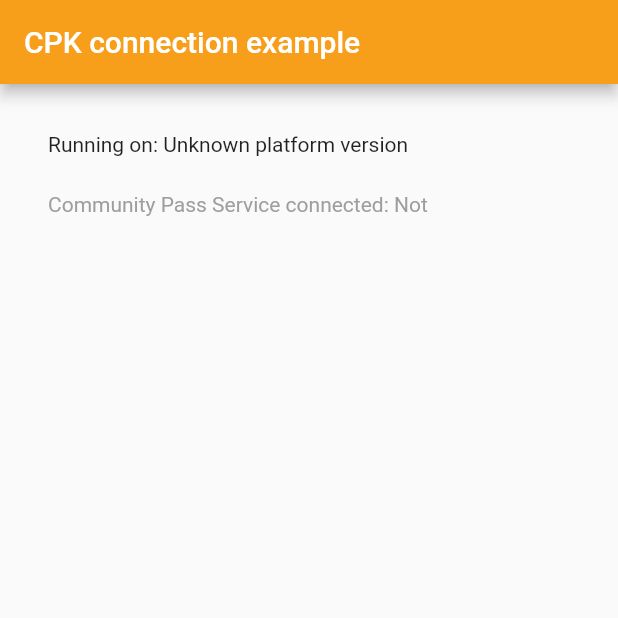
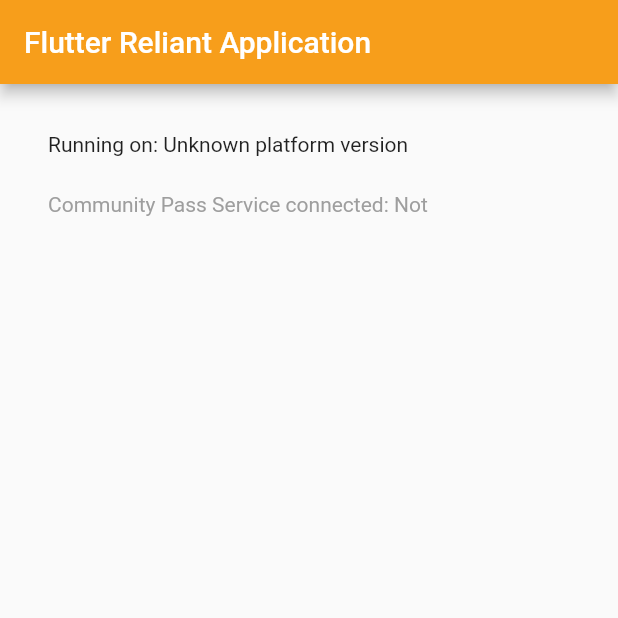
Before and after one commit to ositano/mastercard_community_pass_flutter_wrapper, a Flutter app: the screen it shows after launch, on a phone screen of 412 x 824 dp, the top half of it. Run offline on Flutter 3.47's test engine with Material 2 defaults, Android fonts, the phone set to English and light mode, and no system bars; our stand-ins replace plugin_platform_interface.

Commit message:
Fix: typoss

```diff
--- a/example/lib/main.dart
+++ b/example/lib/main.dart
@@ -72,7 +72,7 @@ class _MyAppState extends State<MyApp> {
     return MaterialApp(
         home: Scaffold(
       appBar: AppBar(
-        title: const Text('CPK connection example'),
+        title: const Text('Flutter Reliant Application'),
         backgroundColor: const Color.fromRGBO(247, 158, 27, 1),
       ),
       body: Container(
```
